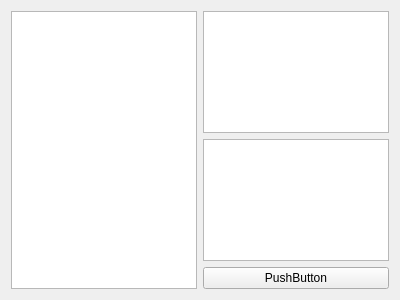
The window that groupwindow.ui (yj235/ParrotClient) describes before a commit, drawn with Qt 5.
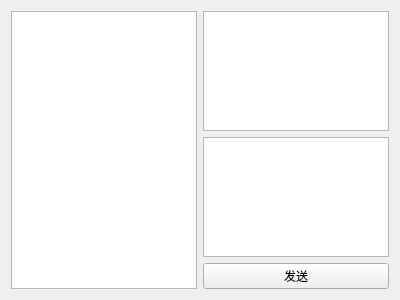
The same window after the commit.

Diff of the .ui file:
```diff
--- a/groupwindow.ui
+++ b/groupwindow.ui
@@ -26,7 +26,7 @@
    <item row="2" column="1">
     <widget class="QPushButton" name="pushButton">
      <property name="text">
-      <string>PushButton</string>
+      <string>发送</string>
      </property>
     </widget>
    </item>
```
Left out of the diff: 2 changed lines with no effect on the pictures.
